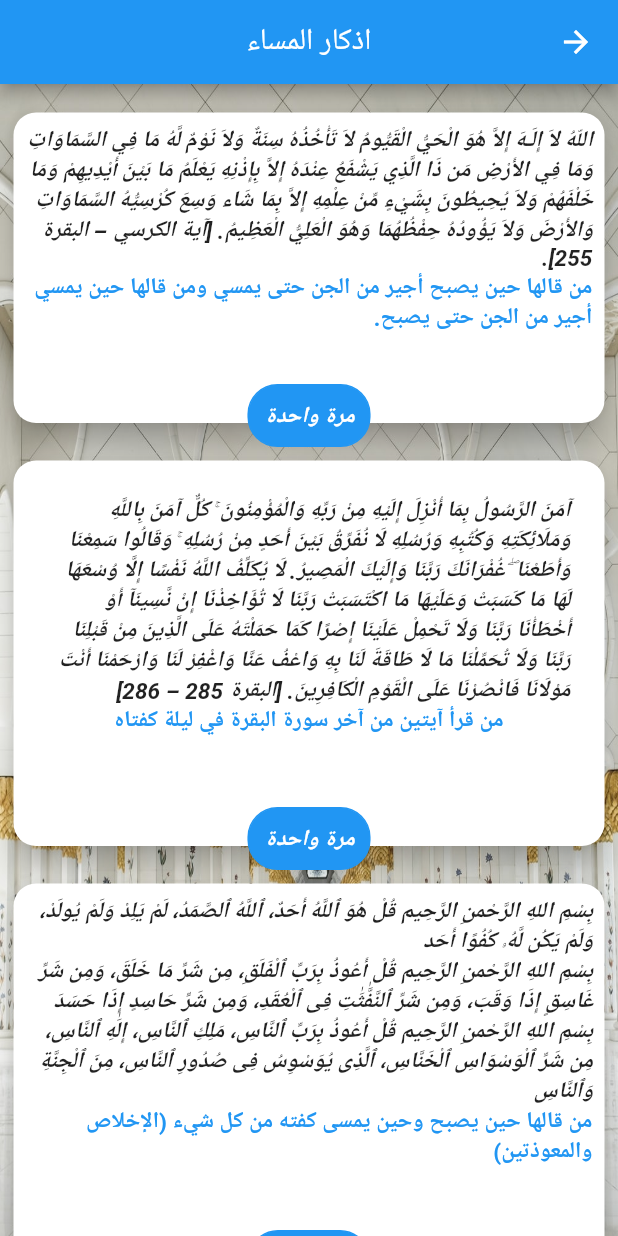
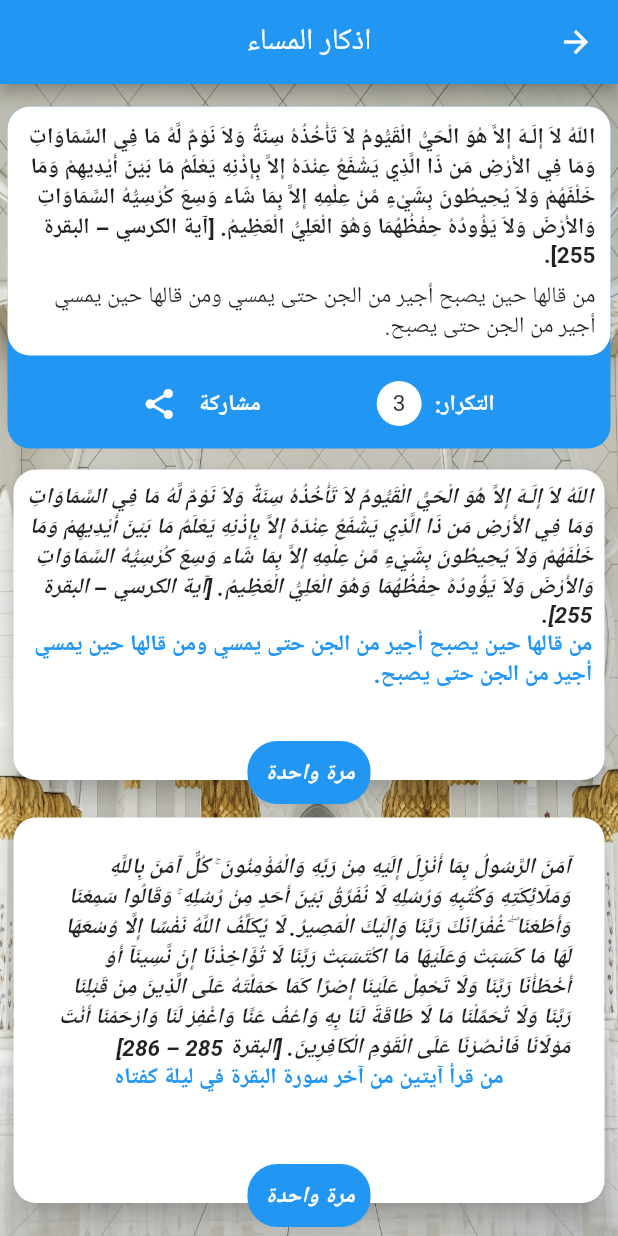
Before and after one commit to MahmoudMabrok/Tasbe7, a Flutter app: the EvningAzkar screen opened directly, on a phone screen of 412 x 824 dp. Run offline on Flutter 3.47's test engine with Material 2 defaults, Android fonts, the phone set to English and light mode, and no system bars; our stand-ins replace confetti, easy_localization, fluttertoast, hexcolor, share, shared_preferences and 2 more; missing offline and left inert: flutter_beautiful_popup, nice_button; accounts and stored records are empty.

Commit message:
Stable version+1

```diff
--- a/lib/main.dart
+++ b/lib/main.dart
@@ -1,6 +1,5 @@
 import 'package:easy_localization/easy_localization.dart';
 import 'package:flutter/material.dart';
-import 'package:flutter/services.dart';
 import 'package:seb7a/screens/home.dart';
 
 void main()=>runApp(EasyLocalization(
--- a/lib/screens/evning_azkar.dart
+++ b/lib/screens/evning_azkar.dart
@@ -1,5 +1,7 @@
 import 'package:flutter/material.dart';
 import 'package:easy_localization/easy_localization.dart';
+import 'package:seb7a/widgets/azkar_Item_widget.dart';
+
 
 
 class EvningAzkar extends StatefulWidget {
@@ -31,6 +33,7 @@ class _EvningAzkarState extends State<EvningAzkar> {
             crossAxisAlignment: CrossAxisAlignment.center,
             children: [
               SizedBox(height: 10,),
+              AzkarItem(description: 'اللّهُ لاَ إِلَـهَ إِلاَّ هُوَ الْحَيُّ الْقَيُّومُ لاَ تَأْخُذُهُ سِنَةٌ وَلاَ نَوْمٌ لَّهُ مَا فِي السَّمَاوَاتِ وَمَا فِي الأَرْضِ مَن ذَا الَّذِي يَشْفَعُ عِنْدَهُ إِلاَّ بِإِذْنِهِ يَعْلَمُ مَا بَيْنَ أَيْدِيهِمْ وَمَا خَلْفَهُمْ وَلاَ يُحِيطُونَ بِشَيْءٍ مِّنْ عِلْمِهِ إِلاَّ بِمَا شَاء وَسِعَ كُرْسِيُّهُ السَّمَاوَاتِ وَالأَرْضَ وَلاَ يَؤُودُهُ حِفْظُهُمَا وَهُوَ الْعَلِيُّ الْعَظِيمُ. [آية الكرسي – البقرة 255].',value: 'من قالها حين يصبح أجير من الجن حتى يمسي ومن قالها حين يمسي أجير من الجن حتى يصبح.',number: '3'),
               Stack(
                 children: [
                   Container(
--- /dev/null
+++ b/lib/widgets/azkar_Item_widget.dart
@@ -0,0 +1,86 @@
+import 'package:flutter/material.dart';
+import 'package:easy_localization/easy_localization.dart';
+import 'package:share/share.dart';
+
+
+class AzkarItem extends StatelessWidget {
+  String description , value , number;
+
+  AzkarItem({
+    this.description,
+    this.value,
+    this.number
+});
+
+  @override
+  Widget build(BuildContext context) {
+    return Container(
+      margin: const EdgeInsets.all(5),
+      decoration: BoxDecoration(
+          borderRadius: BorderRadius.all(
+              Radius.circular(15.0) //                 <--- border radius here
+          ),
+        color: Colors.blue
+      ),
+      child: Column(
+        children: [
+          Container(
+            width: double.infinity,
+            //margin: const EdgeInsets.all(1),
+            padding: const EdgeInsets.all(10),
+            decoration: BoxDecoration(
+                borderRadius: BorderRadius.all(
+                    Radius.circular(15.0) //                 <--- border radius here
+                ),
+                color: Colors.white
+            ),
+            child: Column(
+              children: [
+                Text(description , style: TextStyle(fontWeight: FontWeight.bold),),
+                SizedBox(height: 8,),
+                Text(value)
+              ],
+            ),
+          ),
+          SizedBox(height: 8,),
+          Row(
+            mainAxisAlignment: MainAxisAlignment.spaceEvenly,
+            children: [
+              Row(
+                children: [
+                  Text("repeat".tr().toString(), style: TextStyle(fontWeight: FontWeight.bold , color: Colors.white),),
+                  SizedBox(width: 5,),
+                  Container(
+                    width: 30,
+                    height: 30,
+                    child: Center(
+                      child: Text(number),
+                    ),
+                    decoration: BoxDecoration(
+                        shape: BoxShape.circle,
+                        color: Colors.white),
+                  ),
+                ],
+              ),
+              InkWell(
+                onTap: (){
+                  Share.share('الذكر:'+"\n"+description+"\n"+value+"\n"+"عدد المرات= "+number);
+                },
+                child: Row(
+                  children: [
+                    Text("share".tr().toString(), style: TextStyle(fontWeight: FontWeight.bold , color: Colors.white),),
+                    SizedBox(width: 2,),
+                    IconButton(
+                        onPressed: (){},
+                        icon: Icon(Icons.share , color: Colors.white,))
+                  ],
+                ),
+              )
+            ],
+          ),
+          SizedBox(height: 6,)
+        ],
+      ),
+    );
+  }
+}
--- a/lib/widgets/drawer_widget.dart
+++ b/lib/widgets/drawer_widget.dart
@@ -22,8 +22,6 @@ class _AppDrawerState extends State<AppDrawer> {
       });
     });
   }
-
-
 
   @override
   Widget build(BuildContext context) {
--- a/pubspec.yaml
+++ b/pubspec.yaml
@@ -33,6 +33,8 @@ dependencies:
   confetti: ^0.5.5
   hexcolor: ^2.0.3
   sqflite: ^2.0.0+3
+  divine_card: ^0.1.0
+  share: ^2.0.4
   flutter_localizations: # Add this line
     sdk: flutter
 
@@ -67,6 +69,8 @@ flutter:
     - assets/image/praise.jpeg
     - assets/image/minus.png
     - assets/image/pray.png
+    - assets/image/appicon.jpeg
+    - assets/image/one.jpeg
   #   - images/a_dot_ham.jpeg
 
   # An image asset can refer to one or more resolution-specific "variants", see
```
Also changed, not shown: lib/screens/home.dart (+20 -10 lines), lib/screens/my_praises.dart (added, +66 -0 lines), lib/screens/praise.dart (+6 -2 lines), lib/utils/HexColor.dart (added, +13 -0 lines), resources/ar-AR.json (+13 -8 lines), assets/image/one.jpeg (added), pubspec.lock, 1 other file.
